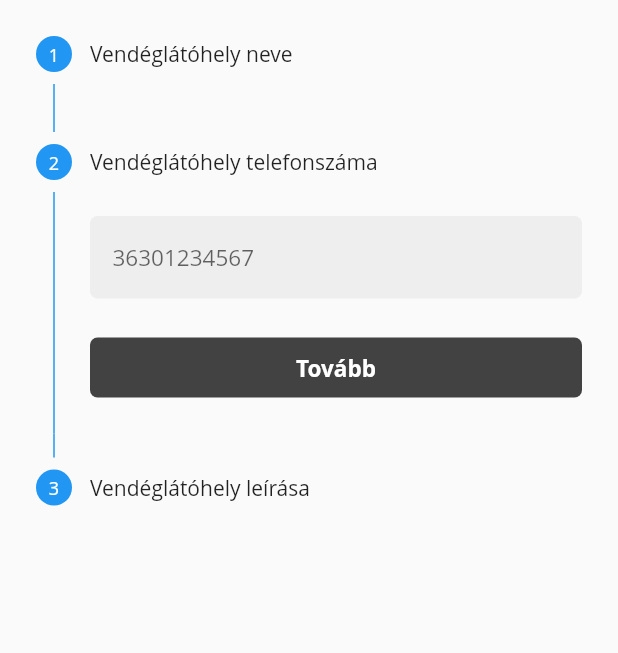
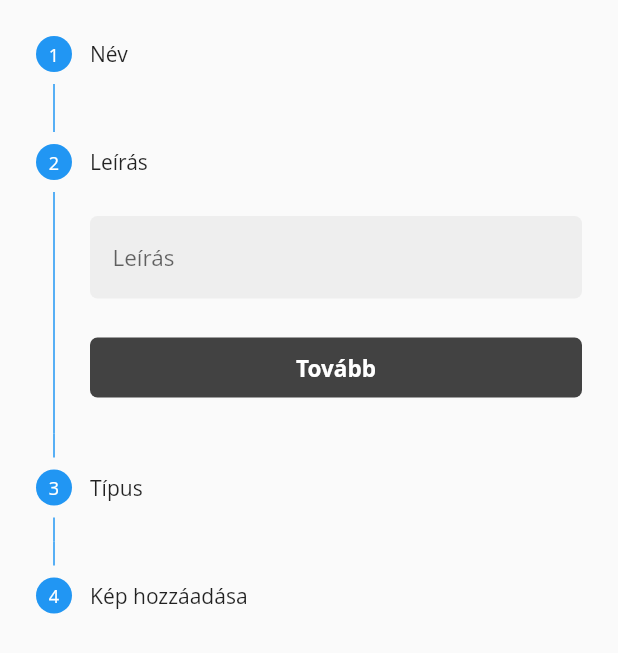
Before and after one commit to kohazidaniel/project-tas, a Flutter app: the NewRestaurantStepperView screen opened directly, after a tap on "Tovább", on a phone screen of 412 x 824 dp. Shown: the top 653 px of the screen. Run offline on Flutter 3.47's test engine with Material 2 defaults, Android fonts, the phone set to English and light mode, and no system bars; our stand-ins replace carousel_slider, cloud_firestore, firebase_auth, firebase_core, firebase_storage, flare_flutter and 5 more; accounts and stored records are empty.

Commit message:
Different navigation on new restaurants

```diff
--- a/lib/main.dart
+++ b/lib/main.dart
@@ -1,3 +1,4 @@
+import 'package:firebase_core/firebase_core.dart';
 import 'package:flutter/material.dart';
 import 'package:flutter_i18n/flutter_i18n.dart';
 import 'package:flutter_i18n/flutter_i18n_delegate.dart';
@@ -12,6 +13,8 @@ import 'ui/router.dart';
 import 'locator.dart';
 
 void main() async {
+  WidgetsFlutterBinding.ensureInitialized();
+  Firebase.initializeApp();
   setupLocator();
   final FlutterI18nDelegate flutterI18nDelegate = FlutterI18nDelegate(
     translationLoader: FileTranslationLoader(
@@ -20,9 +23,7 @@ void main() async {
         basePath: 'assets/lang',
         forcedLocale: Locale('hu')),
   );
-  WidgetsFlutterBinding.ensureInitialized();
   await flutterI18nDelegate.load(null);
-
   runApp(MyApp(flutterI18nDelegate));
 }
 
--- /dev/null
+++ b/lib/models/restaurant.dart
@@ -0,0 +1,36 @@
+class Restaurant {
+  final String id;
+  final String ownerId;
+  final String name;
+  final String description;
+  final List<String> restaurantTypes;
+  final String thumbnail;
+
+  Restaurant({
+    this.id,
+    this.ownerId,
+    this.name,
+    this.description,
+    this.restaurantTypes,
+    this.thumbnail,
+  });
+
+  Restaurant.fromData(Map<String, dynamic> data)
+      : id = data['id'],
+        ownerId = data['ownerId'],
+        name = data['name'],
+        description = data['description'],
+        restaurantTypes = data['restaurantTypes'],
+        thumbnail = data['thumbnail'];
+
+  Map<String, dynamic> toJson() {
+    return {
+      'id': id,
+      'ownerId': ownerId,
+      'name': name,
+      'description': description,
+      'restaurantTypes': restaurantTypes,
+      'thumbnail': thumbnail,
+    };
+  }
+}
--- a/lib/models/user.dart
+++ b/lib/models/tas_user.dart
@@ -1,12 +1,12 @@
-class User {
+class TasUser {
   final String id;
   final String fullName;
   final String email;
   final String userRole;
 
-  User({this.id, this.fullName, this.email, this.userRole});
+  TasUser({this.id, this.fullName, this.email, this.userRole});
 
-  User.fromData(Map<String, dynamic> data)
+  TasUser.fromData(Map<String, dynamic> data)
       : id = data['id'],
         fullName = data['fullName'],
         email = data['email'],
--- a/lib/ui/views/restaurant/new_restaurant_stepper_view.dart
+++ b/lib/ui/views/restaurant/new_restaurant_stepper_view.dart
@@ -1,12 +1,26 @@
 import 'package:flutter/material.dart';
+import 'package:font_awesome_flutter/font_awesome_flutter.dart';
 import 'package:provider_architecture/provider_architecture.dart';
+import 'package:tas/ui/shared/ui_helpers.dart';
 import 'package:tas/ui/widgets/busy_button.dart';
+import 'package:tas/ui/widgets/category_card.dart';
 import 'package:tas/ui/widgets/input_field.dart';
+import 'package:tas/ui/widgets/note_text.dart';
+import 'package:tas/ui/widgets/show_up.dart';
 import 'package:tas/viewmodels/restaurant/new_restaurant_stepper_view_model.dart';
+
+List categories = [
+  {"name": "Sörözõ", "icon": FontAwesomeIcons.beer, "slug": "BEER"},
+  {"name": "Kávézó", "icon": FontAwesomeIcons.coffee, "slug": "CAFE"},
+  {"name": "Bisztró", "icon": FontAwesomeIcons.utensils, "slug": "BISTRO"},
+  {"name": "Borozó", "icon": FontAwesomeIcons.wineGlass, "slug": "WINE"}
+];
 
 class NewRestaurantStepperView extends StatelessWidget {
   final nameController = TextEditingController();
-  final phoneController = TextEditingController();
+  final descriptionController = TextEditingController();
+
+  NewRestaurantStepperView({Key key}) : super(key: key);
 
   @override
   Widget build(BuildContext context) {
@@ -16,37 +30,121 @@ class NewRestaurantStepperView extends StatelessWidget {
           body: new WillPopScope(
         child: new Material(
           child: Container(
-            child: new ListView(children: <Widget>[
+            height: MediaQuery.of(context).size.height,
+            child: new ListView(
+              children: <Widget>[
                 new Stepper(
+                  physics: ClampingScrollPhysics(),
                   steps: [
                     new Step(
-                    title: const Text('Vendéglátóhely neve'),
+                      title: const Text('Név'),
                       isActive: true,
                       state: StepState.indexed,
                       content: InputField(
                         controller: nameController,
                         placeholder: 'Név',
                         validationMessage: model.restaurantNameErrorMessage,
+                        enterPressed: () => model.onStepContinue(),
                       ),
                     ),
                     new Step(
-                    title: const Text('Vendéglátóhely telefonszáma'),
+                      title: const Text('Leírás'),
                       isActive: true,
                       state: StepState.indexed,
                       content: InputField(
-                      controller: phoneController,
-                      placeholder: '36301234567',
-                      validationMessage: model.restaurantPhoneErrorMessage,
+                        controller: descriptionController,
+                        placeholder: 'Leírás',
+                        validationMessage:
+                            model.restaurantDescriptionErrorMessage,
+                        enterPressed: () => model.onStepContinue(),
                       ),
                     ),
                     new Step(
-                    title: const Text('Vendéglátóhely leírása'),
+                      title: const Text('Típus'),
                       isActive: true,
                       state: StepState.indexed,
-                    content: InputField(
-                      controller: phoneController,
-                      placeholder: '36301234567',
-                      validationMessage: model.restaurantPhoneErrorMessage,
+                      content: Column(
+                        children: [
+                          Container(
+                            height: 65.0,
+                            child: ListView.builder(
+                              scrollDirection: Axis.horizontal,
+                              shrinkWrap: true,
+                              itemCount:
+                                  categories == null ? 0 : categories.length,
+                              itemBuilder: (BuildContext context, int index) {
+                                Map cat = categories[index];
+                                return CategoryCard(
+                                  icon: cat['icon'],
+                                  title: cat['name'],
+                                  isSelected:
+                                      model.selectedTypes.contains(cat['slug']),
+                                  tap: () =>
+                                      model.addToSelectedTypes(cat['slug']),
+                                );
+                              },
+                            ),
+                          ),
+                          Align(
+                            alignment: Alignment.centerLeft,
+                            child: ShowUp(
+                              child: NoteText(
+                                model.restaurantTypeErrorMessage,
+                                color: Colors.red,
+                              ),
+                            ),
+                          ),
+                          verticalSpaceTiny,
+                        ],
+                      ),
+                    ),
+                    new Step(
+                      title: const Text('Kép hozzáadása'),
+                      isActive: true,
+                      state: StepState.indexed,
+                      content: Column(
+                        children: [
+                          Container(
+                            height: MediaQuery.of(context).size.height / 3.2,
+                            width: MediaQuery.of(context).size.width,
+                            child: ClipRRect(
+                              borderRadius: BorderRadius.circular(8.0),
+                              child: model.imageFile == null
+                                  ? Container(
+                                      color: Colors.grey[200],
+                                      alignment: Alignment.center,
+                                      child: IconButton(
+                                        icon: Icon(Icons.add_a_photo),
+                                        onPressed: () => model.pickImage(),
+                                      ),
+                                    )
+                                  : Stack(
+                                      fit: StackFit.expand,
+                                      children: [
+                                        Image.file(
+                                          model.imageFile,
+                                          fit: BoxFit.cover,
+                                        ),
+                                        IconButton(
+                                          color: Colors.white,
+                                          icon: Icon(Icons.add_a_photo),
+                                          onPressed: () => model.pickImage(),
+                                        ),
+                                      ],
+                                    ),
+                            ),
+                          ),
+                          Align(
+                            alignment: Alignment.centerLeft,
+                            child: ShowUp(
+                              child: NoteText(
+                                model.restaurantImageErrorMessage,
+                                color: Colors.red,
+                              ),
+                            ),
+                          ),
+                          verticalSpaceTiny,
+                        ],
                       ),
                     ),
                   ],
@@ -57,12 +155,14 @@ class NewRestaurantStepperView extends StatelessWidget {
                     title: model.currStep == model.totalSteps
                         ? 'Létrehozás'
                         : 'Tovább',
-                        onPressed: onStepContinue),
+                    onPressed: onStepContinue,
+                    busy: model.busy,
+                  ),
                   onStepContinue: () {
                     if (model.currStep == model.totalSteps) {
                       model.createRestaurant(
                         nameController.text,
-                      phoneController.text,
+                        descriptionController.text,
                       );
                     } else {
                       model.onStepContinue();
@@ -72,7 +172,8 @@ class NewRestaurantStepperView extends StatelessWidget {
                     model.onStepTapped(step);
                   },
                 ),
-            ]),
+              ],
+            ),
           ),
         ),
         onWillPop: () async => model.onStepCancel(),
--- a/lib/ui/widgets/category_card.dart
+++ b/lib/ui/widgets/category_card.dart
@@ -7,14 +7,16 @@ class CategoryCard extends StatefulWidget {
   final String items;
   final Function tap;
   final bool isHome;
+  final bool isSelected;
 
   CategoryCard(
       {Key key,
       @required this.icon,
       @required this.title,
-      @required this.items,
+      this.items,
       this.tap,
-      this.isHome})
+      this.isHome = false,
+      this.isSelected = false})
       : super(key: key);
 
   @override
@@ -27,6 +29,7 @@ class _HomeCategoryState extends State<CategoryCard> {
     return InkWell(
       onTap: widget.isHome ? () {} : widget.tap,
       child: Card(
+        color: widget.isSelected ? Colors.greenAccent : Colors.white,
         shape:
             RoundedRectangleBorder(borderRadius: BorderRadius.circular(10.0)),
         elevation: 4.0,
@@ -54,13 +57,17 @@ class _HomeCategoryState extends State<CategoryCard> {
                       fontSize: 17,
                     ),
                   ),
-                  Text(
-                    widget.items + " " + FlutterI18n.translate(context, "item"),
-                    style: TextStyle(
-                      fontWeight: FontWeight.w400,
-                      fontSize: 10,
-                    ),
-                  ),
+                  widget.items != null
+                      ? Text(
+                          widget.items +
+                              " " +
+                              FlutterI18n.translate(context, "item"),
+                          style: TextStyle(
+                            fontWeight: FontWeight.w400,
+                            fontSize: 10,
+                          ),
+                        )
+                      : Container(),
                   SizedBox(height: 5),
                 ],
               ),
--- a/lib/viewmodels/customer/main_view_model.dart
+++ b/lib/viewmodels/customer/main_view_model.dart
@@ -9,11 +9,12 @@ class MainViewModel extends BaseModel {
   final PageController _pageController = PageController();
   final ContainerTransitionType _transitionType =
       ContainerTransitionType.fadeThrough;
-  int _page = 0;
 
   ContainerTransitionType get transitionType => _transitionType;
   NavigationService get navigationService => _navigationService;
   PageController get pageController => _pageController;
+
+  int _page = 0;
   int get page => _page;
 
   void onPageChanged(int page) {
--- a/lib/viewmodels/customer/profile_view_model.dart
+++ b/lib/viewmodels/customer/profile_view_model.dart
@@ -1,14 +1,14 @@
 import 'package:flutter/material.dart';
 import 'package:flutter_i18n/flutter_i18n.dart';
 import 'package:tas/locator.dart';
-import 'package:tas/models/user.dart';
+import 'package:tas/models/tas_user.dart';
 import 'package:tas/services/auth_service.dart';
 import 'package:tas/viewmodels/base_model.dart';
 
 class ProfileViewModel extends BaseModel {
   final AuthService _authService = locator<AuthService>();
 
-  User getUser() {
+  TasUser getUser() {
     return _authService.currentUser;
   }
 
--- a/lib/viewmodels/restaurant/restaurant_main_view_model.dart
+++ b/lib/viewmodels/restaurant/restaurant_main_view_model.dart
@@ -9,11 +9,12 @@ class RestaurantMainViewModel extends BaseModel {
   final PageController _pageController = PageController();
   final ContainerTransitionType _transitionType =
       ContainerTransitionType.fadeThrough;
-  int _page = 0;
 
   ContainerTransitionType get transitionType => _transitionType;
   NavigationService get navigationService => _navigationService;
   PageController get pageController => _pageController;
+
+  int _page = 0;
   int get page => _page;
 
   void onPageChanged(int page) {
```
Also changed, not shown: lib/services/auth_service.dart (+6 -6 lines), lib/services/firestore_service.dart (+26 -7 lines), lib/ui/router.dart (+14 -6 lines), lib/ui/views/startup_view.dart (+6 -2 lines), lib/viewmodels/login_view_model.dart (+23 -15 lines), lib/viewmodels/restaurant/new_restaurant_stepper_view_model.dart (+112 -37 lines), lib/viewmodels/signup_view_model.dart (+29 -20 lines), lib/viewmodels/startup_view_model.dart (+12 -3 lines), pubspec.yaml (+58 -53 lines), pubspec.lock, 1 other file. Lines whose indentation alone changed are shown as unchanged.
